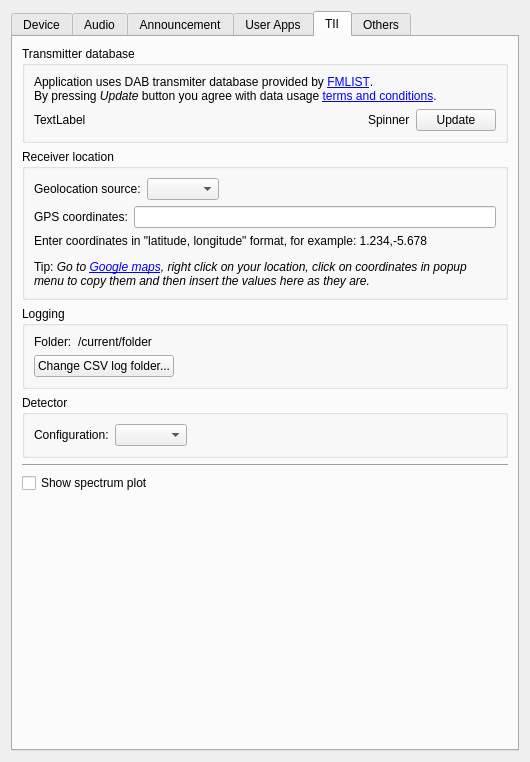
Before: the Qt Designer form gui/setupdialog.ui in KejPi/AbracaDABra, drawn with Qt 5.
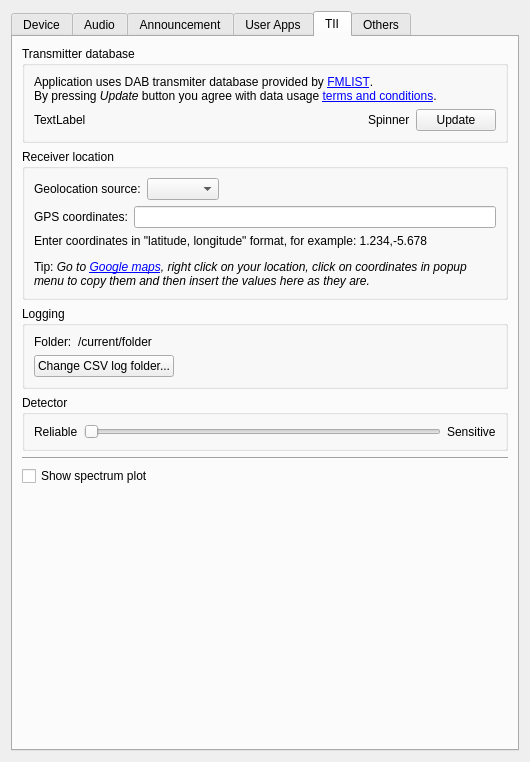
After: the same form once the commit is applied. Custom widgets are drawn as their Qt base class.

Commit message: TII datector settings slider

```diff
--- a/gui/setupdialog.ui
+++ b/gui/setupdialog.ui
@@ -2083,9 +2083,6 @@
        <string>TII</string>
       </attribute>
       <layout class="QVBoxLayout" name="verticalLayout_3">
-       <property name="sizeConstraint">
-        <enum>QLayout::SizeConstraint::SetMinimumSize</enum>
-       </property>
        <item>
         <widget class="QGroupBox" name="groupBox">
          <property name="title">
@@ -2371,32 +2368,26 @@
           <item>
            <widget class="QLabel" name="tiiModeLabel">
             <property name="text">
-             <string>Configuration:</string>
+             <string>Reliable</string>
             </property>
            </widget>
           </item>
           <item>
-           <widget class="QComboBox" name="tiiModeCombo">
-            <property name="sizePolicy">
-             <sizepolicy hsizetype="Minimum" vsizetype="Fixed">
-              <horstretch>0</horstretch>
-              <verstretch>0</verstretch>
-             </sizepolicy>
+           <widget class="QSlider" name="tiiModeSlider">
+            <property name="maximum">
+             <number>1</number>
             </property>
-           </widget>
-          </item>
-          <item>
-           <spacer name="horizontalSpacer_16">
             <property name="orientation">
              <enum>Qt::Orientation::Horizontal</enum>
             </property>
-            <property name="sizeHint" stdset="0">
-             <size>
-              <width>227</width>
-              <height>20</height>
-             </size>
+           </widget>
+          </item>
+          <item>
+           <widget class="QLabel" name="tiiSensLabel">
+            <property name="text">
+             <string>Sensitive</string>
             </property>
-           </spacer>
+           </widget>
           </item>
          </layout>
         </widget>
```
Left out of the diff: 2 changed lines with no effect on the pictures. The commit also changes 2 other files.
